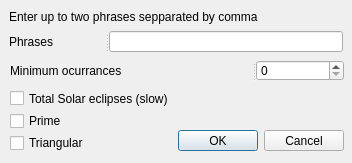
This is rankdialog.ui in QTinman/GAnalyzer as Qt 5 draws it before an edit. The edited form follows.
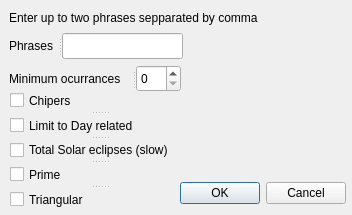
This is the edited form.

The edit to the form file:
```diff
--- a/rankdialog.ui
+++ b/rankdialog.ui
@@ -7,7 +7,7 @@
     <x>0</x>
     <y>0</y>
     <width>352</width>
-    <height>163</height>
+    <height>215</height>
    </rect>
   </property>
   <property name="windowTitle">
@@ -18,8 +18,8 @@
     <rect>
      <x>9</x>
      <y>9</y>
-     <width>334</width>
-     <height>16</height>
+     <width>285</width>
+     <height>18</height>
     </rect>
    </property>
    <property name="text">
@@ -30,9 +30,9 @@
    <property name="geometry">
     <rect>
      <x>9</x>
-     <y>31</y>
-     <width>334</width>
-     <height>21</height>
+     <y>33</y>
+     <width>174</width>
+     <height>26</height>
     </rect>
    </property>
    <property name="orientation">
@@ -51,10 +51,10 @@
   <widget class="QSplitter" name="splitter">
    <property name="geometry">
     <rect>
-     <x>10</x>
-     <y>60</y>
-     <width>334</width>
-     <height>21</height>
+     <x>9</x>
+     <y>65</y>
+     <width>172</width>
+     <height>27</height>
     </rect>
    </property>
    <property name="orientation">
@@ -73,10 +73,10 @@
   <widget class="QDialogButtonBox" name="buttonBox">
    <property name="geometry">
     <rect>
-     <x>10</x>
-     <y>130</y>
-     <width>334</width>
-     <height>21</height>
+     <x>180</x>
+     <y>180</y>
+     <width>166</width>
+     <height>26</height>
     </rect>
    </property>
    <property name="orientation">
@@ -86,38 +86,48 @@
     <set>QDialogButtonBox::Cancel|QDialogButtonBox::Ok</set>
    </property>
   </widget>
-  <widget class="QWidget" name="">
+  <widget class="QSplitter" name="splitter_3">
    <property name="geometry">
     <rect>
      <x>10</x>
      <y>90</y>
-     <width>181</width>
-     <height>61</height>
+     <width>179</width>
+     <height>120</height>
     </rect>
    </property>
-   <layout class="QVBoxLayout" name="verticalLayout">
-    <item>
-     <widget class="QCheckBox" name="checkBox">
+   <property name="orientation">
+    <enum>Qt::Vertical</enum>
+   </property>
+   <widget class="QSplitter" name="splitter_4">
+    <property name="orientation">
+     <enum>Qt::Vertical</enum>
+    </property>
+    <widget class="QCheckBox" name="Chipers">
+     <property name="text">
+      <string>Chipers</string>
+     </property>
+    </widget>
+    <widget class="QCheckBox" name="Dates">
+     <property name="text">
+      <string>Limit to Day related</string>
+     </property>
+    </widget>
+    <widget class="QCheckBox" name="Solar">
       <property name="text">
        <string>Total Solar eclipses (slow)</string>
       </property>
      </widget>
-    </item>
-    <item>
-     <widget class="QCheckBox" name="checkBox_3">
+    <widget class="QCheckBox" name="Prime">
       <property name="text">
        <string>Prime</string>
       </property>
      </widget>
-    </item>
-    <item>
-     <widget class="QCheckBox" name="checkBox_2">
+    <widget class="QCheckBox" name="Triangular">
       <property name="text">
        <string>Triangular</string>
       </property>
      </widget>
-    </item>
-   </layout>
+   </widget>
   </widget>
  </widget>
  <tabstops>
```
Left out of the diff: 6 changed lines with no effect on the pictures. Lines whose indentation alone changed are shown as unchanged.
